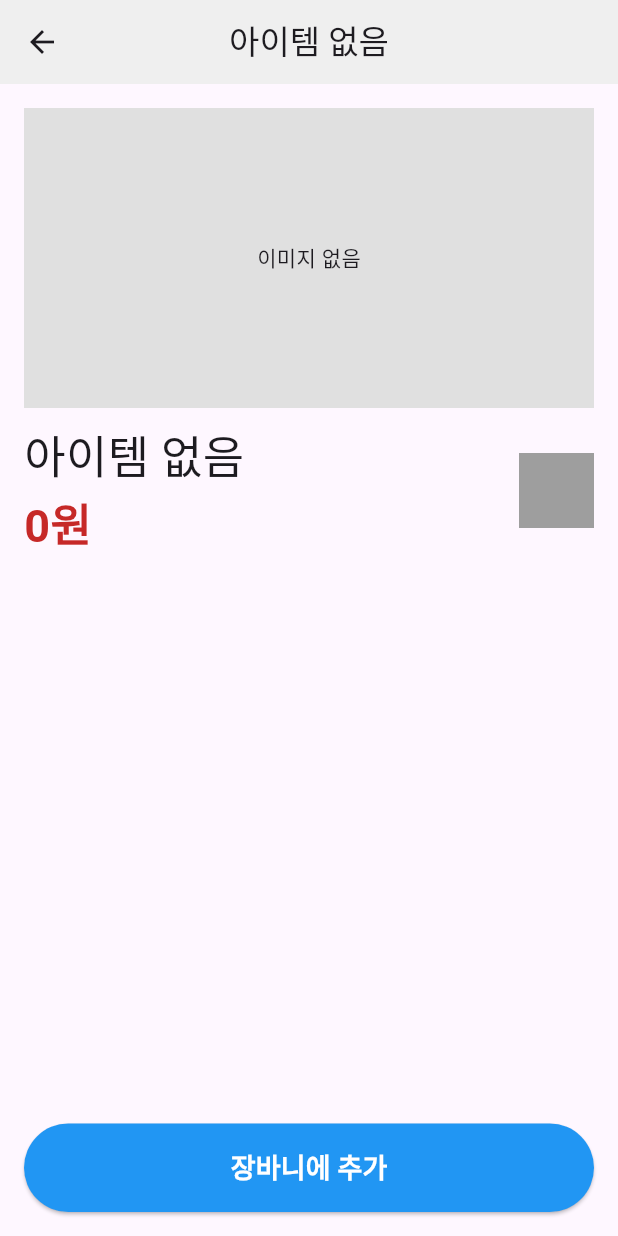
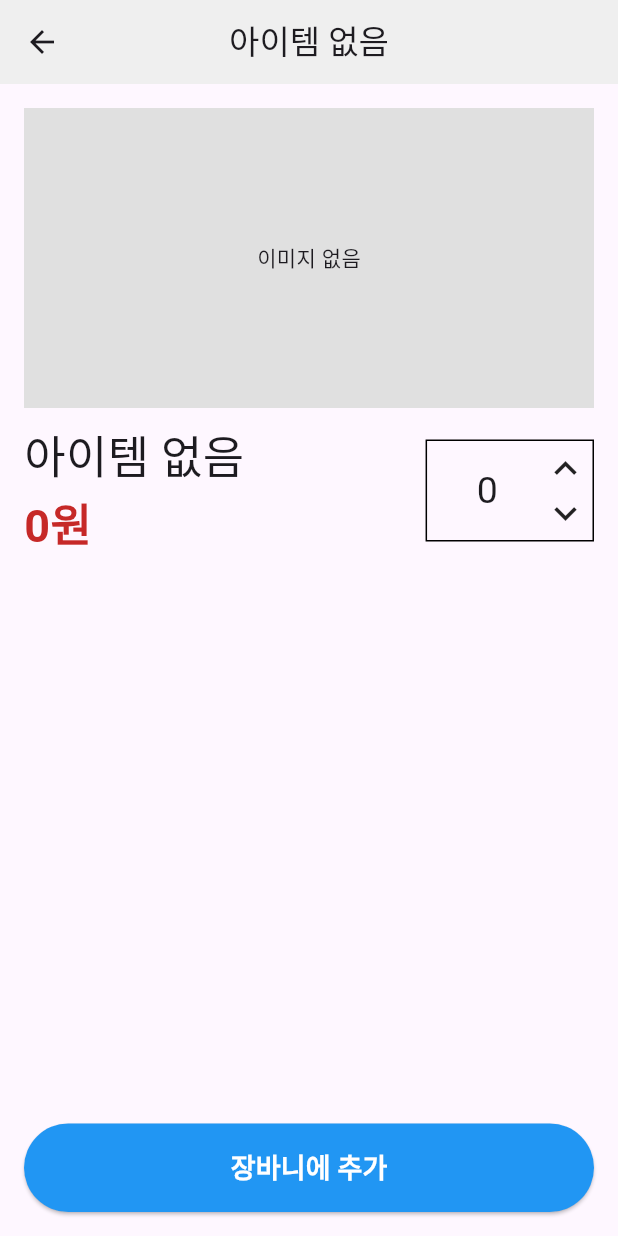
Before and after one commit to HongWonjong/flutter_shoppingmall, a Flutter app: the ItemDetailPage screen opened directly with empty values, on a phone screen of 412 x 824 dp. Run offline on Flutter 3.47's test engine with Material 3 defaults, Android fonts, the phone set to English and light mode, and no system bars; our stand-ins replace flutter_riverpod, image_picker; network calls fail.

```diff
--- a/lib/pages/item_detail_page.dart
+++ b/lib/pages/item_detail_page.dart
@@ -1,5 +1,6 @@
 import 'package:flutter/cupertino.dart';
 import 'package:flutter/material.dart';
+import 'package:flutter/rendering.dart';
 import 'package:flutter_riverpod/flutter_riverpod.dart';
 import 'package:intl/intl.dart';
 import '../components/custom_app_bar.dart';
@@ -65,7 +66,36 @@ class ItemDetailPage extends ConsumerWidget {
                   ],
                 ),
                 Spacer(),
-                Container(width: 50, height: 50, color: Colors.grey),
+                Container(
+                  padding: EdgeInsets.all(3),
+                  decoration: BoxDecoration(
+                    border: Border.all()
+                  ),
+                  child: Row(
+                    children: [
+                      Container(
+                        decoration: BoxDecoration(
+                        ),
+                        padding: EdgeInsets.symmetric(horizontal: 30),
+                        child: Text('0',
+                          style: TextStyle(
+                            fontSize: 25
+                          ),
+                        ),
+                      ),
+                      Column(
+                        children: [
+                          Icon(Icons.keyboard_arrow_up,
+                            size: 30,
+                          ),
+                          Icon(Icons.keyboard_arrow_down,
+                            size: 30,
+                          ),
+                        ],
+                      ),
+                    ],
+                  ),
+                ),
               ],
             ),
 
```
Also changed, not shown: lib/pages/cart_item_page.dart (+7 -8 lines), lib/pages/shopping_page.dart (+10 -8 lines).
